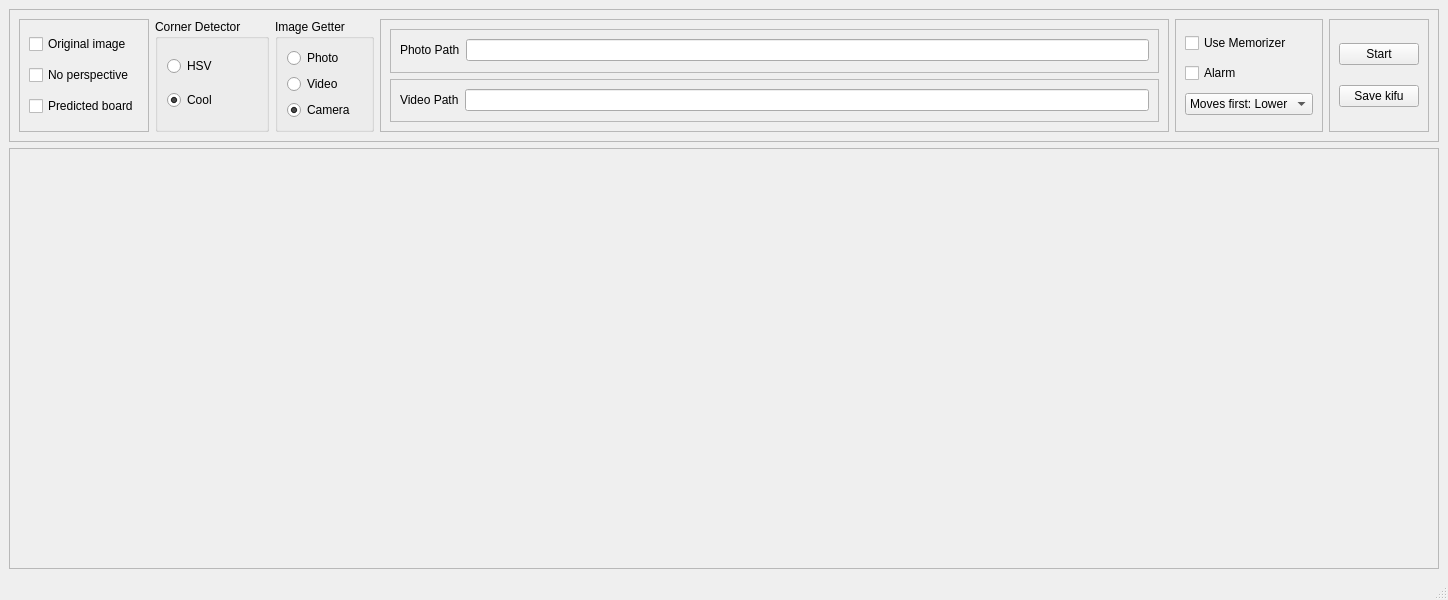
Before: the Qt Designer form GUI/main_window.ui in Limuranius/ShogiBoardReader, drawn with Qt 5.
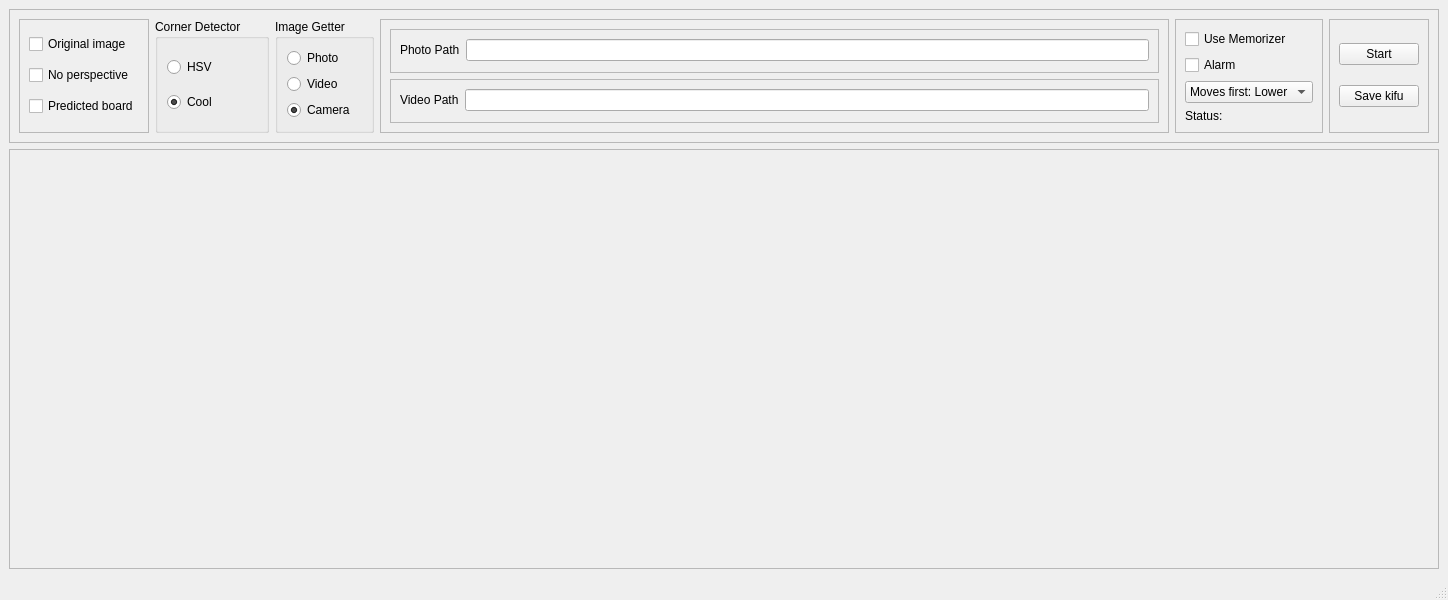
After: the same form once the commit is applied.

Commit message: Show board update status in GUI

Patch:
```diff
--- a/GUI/main_window.ui
+++ b/GUI/main_window.ui
@@ -224,6 +224,13 @@
             </item>
            </widget>
           </item>
+          <item>
+           <widget class="QLabel" name="label_memorizer_status">
+            <property name="text">
+             <string>Status: </string>
+            </property>
+           </widget>
+          </item>
          </layout>
         </widget>
        </item>
```
The commit also changes 3 other files.
